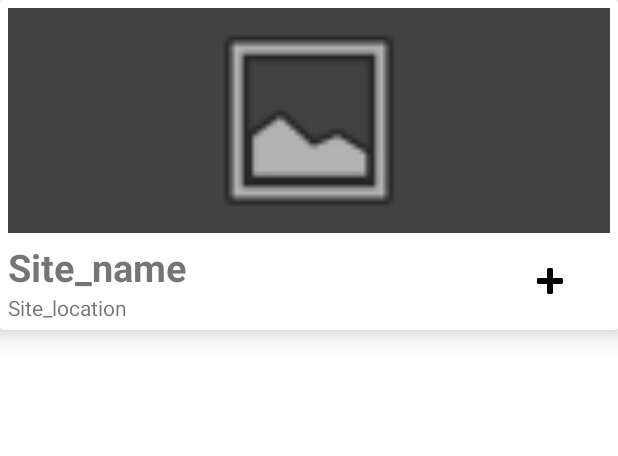
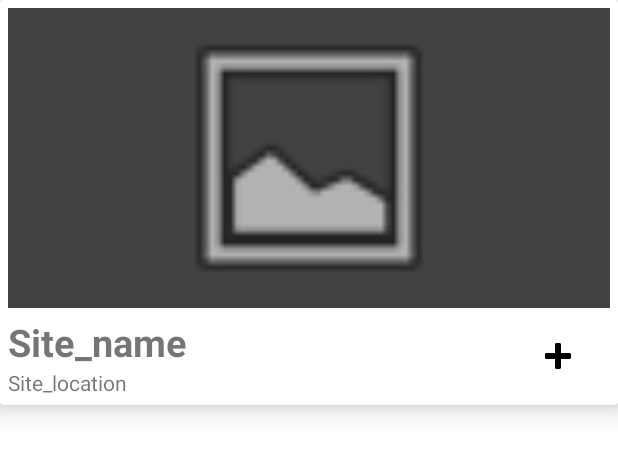
Before and after one commit to SalamHH/fiskeriAnlegg, an Android app: the layout recycleview_element_overview.xml on its own in the app's theme, with its tools: preview values and no code run, on a phone screen of 412 x 824 dp. Shown: the top 456 px of the screen. Run offline under Robolectric (Android 15) with nearby library versions, the phone set to English and light mode, and no system bars.

Commit message:
Anleggsbilder i recycleview

```diff
--- a/Stim/app/build.gradle
+++ b/Stim/app/build.gradle
@@ -84,4 +84,8 @@ dependencies {
     // Navigation
     implementation "androidx.navigation:navigation-fragment-ktx:2.4.1"
     implementation "androidx.navigation:navigation-ui-ktx:2.4.1"
+
+    //glide
+    implementation 'com.github.bumptech.glide:glide:4.13.0'
+    annotationProcessor 'com.github.bumptech.glide:compiler:4.13.0'
 }
--- a/Stim/app/src/main/java/no/uio/ifi/team16/stim/MapFragment.kt
+++ b/Stim/app/src/main/java/no/uio/ifi/team16/stim/MapFragment.kt
@@ -72,7 +72,7 @@ class MapFragment : StimFragment(), OnMapReadyCallback {
         bottomSheetBehavior.isHideable = false
 
         binding.recyclerView.layoutManager = LinearLayoutManager(context)
-        val adapter = RecycleViewAdapter(Options.fakeSites, this::adapterOnClick)
+        val adapter = RecycleViewAdapter(Options.fakeSites, this::adapterOnClick, requireActivity())
         binding.recyclerView.adapter = adapter
 
         return binding.root
--- a/Stim/app/src/main/java/no/uio/ifi/team16/stim/SiteListFragment.kt
+++ b/Stim/app/src/main/java/no/uio/ifi/team16/stim/SiteListFragment.kt
@@ -27,7 +27,7 @@ class SiteListFragment : StimFragment() {
          *  RECYCLEVIEW *
          ********************/
 
-        val adapter = RecycleViewAdapter(Sites(listOf()), this::adapterOnClick)
+        val adapter = RecycleViewAdapter(Sites(listOf()), this::adapterOnClick, requireActivity())
         binding.recyclerview.adapter = adapter
 
         //observe sites
--- a/Stim/app/src/main/java/no/uio/ifi/team16/stim/SitesFromMapFragment.kt
+++ b/Stim/app/src/main/java/no/uio/ifi/team16/stim/SitesFromMapFragment.kt
@@ -22,7 +22,7 @@ class SitesFromMapFragment : StimFragment() {
     override fun onCreateView(inflater: LayoutInflater, container: ViewGroup?, savedInstanceState: Bundle?): View {
         binding = FragmentSitesFromMapBinding.inflate(inflater, container, false)
 
-        val adapter = RecycleViewAdapter(Sites(listOf()), this::adapterOnClick)
+        val adapter = RecycleViewAdapter(Sites(listOf()), this::adapterOnClick, requireActivity())
         binding.recyclerview.adapter = adapter
 
         // observe sites
--- a/Stim/app/src/main/res/layout/recycleview_element_overview.xml
+++ b/Stim/app/src/main/res/layout/recycleview_element_overview.xml
@@ -10,14 +10,14 @@
     android:layout_marginBottom="4dp">
 
     <RelativeLayout
-        android:layout_width="match_parent"
-        android:layout_height="match_parent"
+        android:layout_width="wrap_content"
+        android:layout_height="wrap_content"
         android:orientation="vertical">
 
         <ImageView
             android:id="@+id/imageView_overview"
-            android:layout_width="match_parent"
-            android:layout_height="wrap_content"
+            android:layout_width="800dp"
+            android:layout_height="200dp"
             android:layout_alignParentTop="true"
             android:layout_marginStart="5dp"
             android:layout_marginTop="5dp"
@@ -25,8 +25,8 @@
             android:layout_marginBottom="5dp"
             android:background="@color/cardview_dark_background"
             android:contentDescription="@string/visual_of_the_location_of_the_site"
-            android:minHeight="150dp"
-            app:srcCompat="@android:drawable/ic_menu_gallery" />
+            app:srcCompat="@android:drawable/ic_menu_gallery"
+            android:layout_centerHorizontal="true" />
 
         <LinearLayout
             android:id="@+id/infoTextbox"
```
Also changed, not shown: Stim/app/src/main/java/no/uio/ifi/team16/stim/io/adapter/RecycleviewAdapter.kt (+34 -1 lines).
